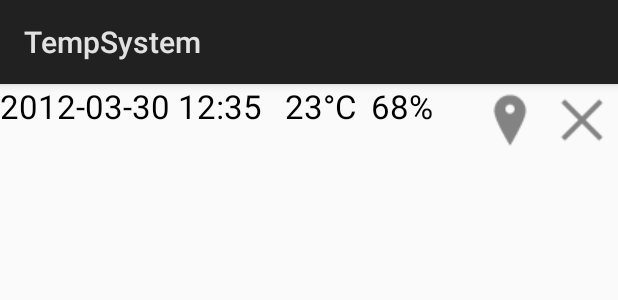
After one commit to demirhanaydin/temp-o, an Android app: the layout list_item.xml on its own in the app's theme, with its tools: preview values and no code run, on a phone screen of 412 x 824 dp. The commit adds this screen. Shown: the top 300 px of the screen. Run offline under Robolectric (Android 15) with nearby library versions, the phone set to English and light mode, and no system bars; Roboto replaces fonts that are not available here.

Commit message:
added listView, cursorAdapter, action buttons & fixed date issues

```diff
--- a/app/src/main/res/layout/activity_map.xml
+++ b/app/src/main/res/layout/activity_map.xml
@@ -26,7 +26,7 @@
     <ListView
         android:layout_width="match_parent"
         android:layout_height="match_parent"
-        android:id="@+id/list"/>
+        android:id="@+id/listView"/>
 </LinearLayout>
 
 </LinearLayout>
--- /dev/null
+++ b/app/src/main/res/layout/list_item.xml
@@ -0,0 +1,80 @@
+<?xml version="1.0" encoding="utf-8"?>
+<RelativeLayout xmlns:android="http://schemas.android.com/apk/res/android"
+              android:orientation="horizontal"
+              android:layout_width="match_parent"
+              android:layout_height="match_parent"
+              style="@style/listItem"
+              android:weightSum="1"
+              android:baselineAligned="false">
+
+    <TextView
+        android:layout_width="wrap_content"
+        android:layout_height="wrap_content"
+        android:text="2012-03-30 12:35"
+        android:id="@+id/date"
+        style="@style/listItem"
+        android:layout_marginRight="5dp"
+        android:layout_gravity="left"/>
+
+    <TextView
+        android:layout_width="wrap_content"
+        android:layout_height="wrap_content"
+        android:id="@+id/temp"
+        style="@style/listItem"
+        android:text="@string/default_temp"
+        android:layout_marginLeft="10dp"
+        android:layout_alignParentTop="true"
+        android:layout_toEndOf="@+id/date"
+        android:layout_gravity="left"/>
+
+    <TextView
+        android:layout_width="wrap_content"
+        android:layout_height="wrap_content"
+        android:text="@string/temp_postfix"
+        style="@style/listItem"
+        android:id="@+id/temp_postfix"
+        android:layout_alignParentTop="true"
+        android:layout_toEndOf="@+id/temp"
+        android:layout_gravity="left"/>
+
+    <TextView
+        android:layout_width="wrap_content"
+        android:layout_height="wrap_content"
+        android:id="@+id/humidity"
+        android:layout_marginLeft="10dp"
+        style="@style/listItem"
+        android:text="@string/default_humidity"
+        android:layout_alignParentTop="true"
+        android:layout_toEndOf="@+id/temp_postfix"
+        android:layout_gravity="left"/>
+
+    <TextView
+        android:layout_width="wrap_content"
+        android:layout_height="wrap_content"
+        android:text="@string/humidity_postfix"
+        android:id="@+id/humidity_postfix"
+        style="@style/listItem"
+        android:layout_alignParentTop="true"
+        android:layout_toEndOf="@+id/humidity"
+        android:layout_gravity="left"/>
+    <ImageButton
+        android:layout_width="wrap_content"
+        android:layout_height="wrap_content"
+        android:id="@+id/btn_location"
+        android:background="@drawable/ic_action_place"
+        android:contentDescription="delete"
+        android:layout_alignParentTop="true"
+        android:layout_toStartOf="@+id/btn_delete"
+        android:layout_gravity="left"/>
+    <ImageButton
+        android:layout_width="wrap_content"
+        android:layout_height="wrap_content"
+        android:id="@+id/btn_delete"
+        android:background="@drawable/ic_action_remove"
+        android:layout_alignParentTop="true"
+        android:layout_centerVertical="true"
+        android:layout_alignParentEnd="true"
+        android:contentDescription="delete"
+        android:layout_alignParentStart="false"
+        android:layout_gravity="left"/>
+</RelativeLayout>
--- a/app/src/main/res/values-v21/styles.xml
+++ b/app/src/main/res/values-v21/styles.xml
@@ -14,4 +14,8 @@
         <item name="windowActionBar">false</item>
         <item name="android:windowNoTitle">true</item>
     </style>
+    <style name="listItem" parent="AppTheme">
+        <item name="android:textColor">#000</item>
+        <item name="android:textSize">10pt</item>
+    </style>
 </resources>
```
Also changed, not shown: app/src/main/java/com/example/demirhanaydin/tempsystem/Entry.java (+17 -4 lines), app/src/main/java/com/example/demirhanaydin/tempsystem/EntryCursorAdapter.java (added, +81 -0 lines), app/src/main/java/com/example/demirhanaydin/tempsystem/MainActivity.java (+7 -4 lines), app/src/main/java/com/example/demirhanaydin/tempsystem/MapActivity.java (+44 -1 lines), app/src/main/res/drawable/ic_action_place.png (added), app/src/main/res/drawable/ic_action_remove.png (added), 1 other file.
